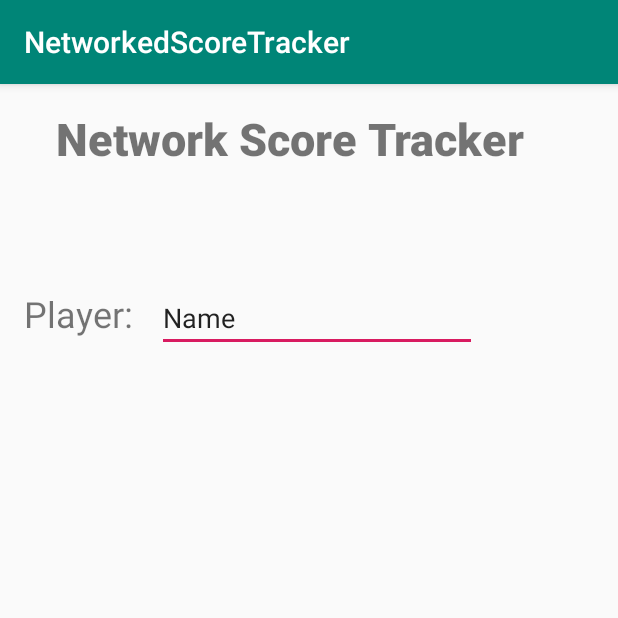
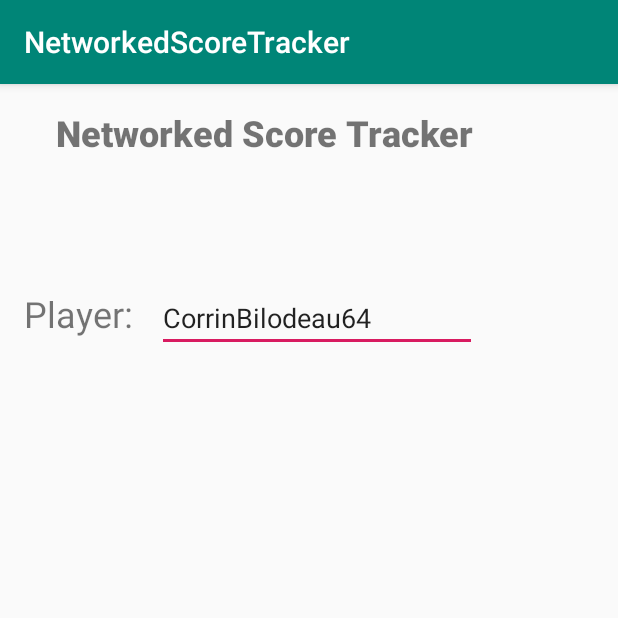
Before and after one commit to fargusplumdoodle/NetworkedScoreTracker, an Android app: the screen it shows after launch (MainActivity), on a phone screen of 412 x 824 dp, the top half of it. Run offline under Robolectric (Android 15) with nearby library versions, the phone set to English and light mode, and no system bars.

Commit message:
added default names, players now are given random names to start with

```diff
--- a/app/src/main/java/ra/sekhnet/networkedscoretracker/MainActivity.java
+++ b/app/src/main/java/ra/sekhnet/networkedscoretracker/MainActivity.java
@@ -2,6 +2,9 @@ package ra.sekhnet.networkedscoretracker;
 
 import android.support.v7.app.AppCompatActivity;
 import android.os.Bundle;
+import android.widget.TextView;
+
+import java.util.Random;
 
 public class MainActivity extends AppCompatActivity {
 
@@ -9,5 +12,32 @@ public class MainActivity extends AppCompatActivity {
     protected void onCreate(Bundle savedInstanceState) {
         super.onCreate(savedInstanceState);
         setContentView(R.layout.activity_main);
+
+        // generating example name
+        Random rand = new Random();
+        String[] exampleNames = new String[]{"Robyn Kircher",
+                "YolandoBerndt",
+                "JuniorSettles",
+                "DorindaCoombes",
+                "MickiOrso",
+                "AntonettaHocking",
+                "YerSitler",
+                "CorrinBilodeau",
+                "ShellieNolton",
+                "BrettHankin",
+                "LashayMounts",
+                "ConsuelaSlaybaugh",
+                "YenStille",
+                "DanicaShephard",
+                "YukiVanmatre",
+                "JosefLaberge",
+                "TovaMccardell",
+                "TandraHanselman",
+                "GillianFujimoto",
+                "SpringBailon"};
+
+        String defaultPlayerName = exampleNames[rand.nextInt(exampleNames.length - 1)] + rand.nextInt(100);
+        TextView playerName = findViewById(R.id.PlayerNameEditText);
+        playerName.setText(defaultPlayerName);
     }
 }
--- a/app/src/main/res/layout/activity_main.xml
+++ b/app/src/main/res/layout/activity_main.xml
@@ -15,8 +15,8 @@
         android:layout_marginTop="16dp"
         android:layout_marginEnd="16dp"
         android:layout_marginRight="16dp"
-        android:text="Network Score Tracker"
-        android:textSize="30sp"
+        android:text="@string/Title"
+        android:textSize="24sp"
         app:fontFamily="sans-serif-black"
         app:layout_constraintEnd_toEndOf="parent"
         app:layout_constraintStart_toStartOf="parent"
@@ -29,7 +29,7 @@
         android:layout_marginStart="16dp"
         android:layout_marginLeft="16dp"
         android:layout_marginTop="55dp"
-        android:text="Player:"
+        android:text="@string/PlayerLabel"
         android:textSize="24sp"
         app:layout_constraintStart_toStartOf="parent"
         app:layout_constraintTop_toBottomOf="@+id/textView" />
@@ -42,9 +42,8 @@
         android:layout_marginLeft="16dp"
         android:layout_marginTop="52dp"
         android:ems="10"
-        android:hint="Set Player Name"
+        android:hint="@string/PlayerHint"
         android:inputType="textPersonName"
-        android:text="Name"
         app:layout_constraintStart_toEndOf="@+id/PlayerLabel"
         app:layout_constraintTop_toBottomOf="@+id/textView" />
 </android.support.constraint.ConstraintLayout>
--- a/app/src/main/res/values/strings.xml
+++ b/app/src/main/res/values/strings.xml
@@ -1,3 +1,6 @@
 <resources>
     <string name="app_name">NetworkedScoreTracker</string>
+    <string name="Title">Networked Score Tracker</string>
+    <string name="PlayerLabel">Player:</string>
+    <string name="PlayerHint">Player Name</string>
 </resources>
```
